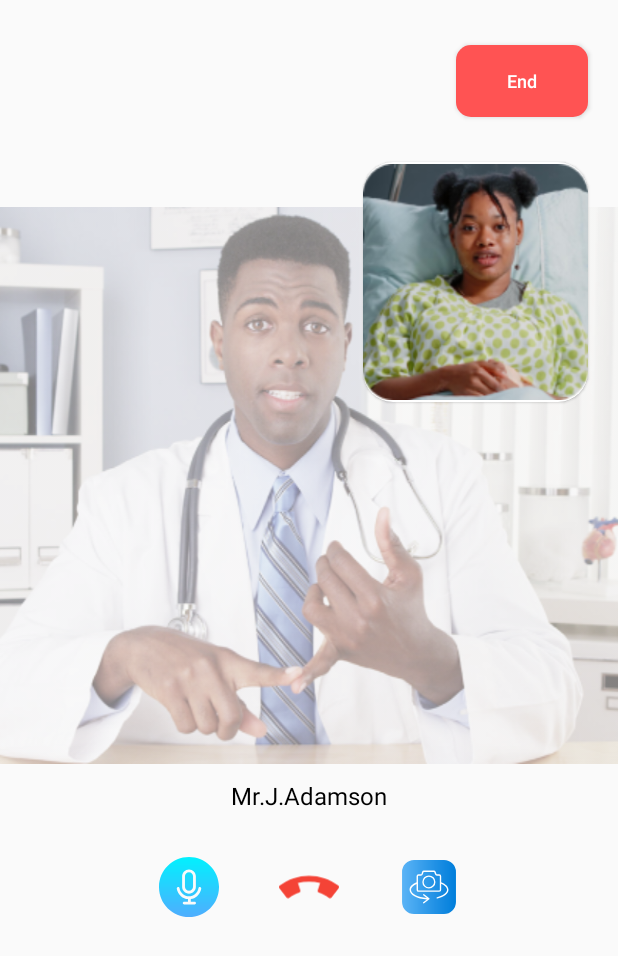
After one commit to vateythao/iCarePro_Application, an Android app: the VideoCallActivity screen opened directly, with no data from a screen before it, on a phone screen of 412 x 824 dp. The commit adds this screen. Shown: the top 956 px of the screen. Run offline under Robolectric (Android 15) with nearby library versions, the phone set to English and light mode, and no system bars; our stand-ins replace data binding.

Commit message:
Final Push for UI

```diff
--- a/app/src/main/AndroidManifest.xml
+++ b/app/src/main/AndroidManifest.xml
@@ -24,6 +24,9 @@
         android:theme="@style/Theme.ICare"
         android:usesCleartextTraffic="true"
         tools:targetApi="31">
+        <activity
+            android:name=".calls.VideoCallActivity"
+            android:exported="false" />
         <activity
             android:name=".doctor.DoctorDetailsActivity"
             android:exported="false" />
--- /dev/null
+++ b/app/src/main/java/com/vat/icare/calls/VideoCallActivity.java
@@ -0,0 +1,22 @@
+package com.vat.icare.calls;
+
+import androidx.appcompat.app.AppCompatActivity;
+import androidx.databinding.DataBindingUtil;
+
+import android.content.Context;
+import android.os.Bundle;
+
+import com.vat.icare.R;
+import com.vat.icare.databinding.ActivityVideoCallBinding;
+
+public class VideoCallActivity extends AppCompatActivity {
+    ActivityVideoCallBinding binding;
+    Context context;
+
+    @Override
+    protected void onCreate(Bundle savedInstanceState) {
+        super.onCreate(savedInstanceState);
+        binding = DataBindingUtil.setContentView(this, R.layout.activity_video_call);
+        context=this;
+    }
+}
--- a/app/src/main/java/com/vat/icare/doctor/DoctorDetailsActivity.java
+++ b/app/src/main/java/com/vat/icare/doctor/DoctorDetailsActivity.java
@@ -9,6 +9,7 @@ import androidx.appcompat.app.AppCompatActivity;
 import androidx.databinding.DataBindingUtil;
 
 import com.vat.icare.R;
+import com.vat.icare.calls.VideoCallActivity;
 import com.vat.icare.databinding.ActivityDoctorDetailsBinding;
 import com.vat.icare.medicineAlerts.AddMedicineActivity;
 
@@ -30,5 +31,13 @@ public class DoctorDetailsActivity extends AppCompatActivity {
                 startActivity(intent);
             }
         });
+
+        binding.imgVideoCall.setOnClickListener(new View.OnClickListener() {
+            @Override
+            public void onClick(View view) {
+                Intent intent=new Intent(context, VideoCallActivity.class);
+                startActivity(intent);
+            }
+        });
     }
 }
--- /dev/null
+++ b/app/src/main/res/drawable/button_red_end_call.xml
@@ -0,0 +1,21 @@
+<?xml version="1.0" encoding="utf-8"?>
+<ripple xmlns:android="http://schemas.android.com/apk/res/android"
+    android:color="@color/white">
+    <item android:id="@android:id/mask">
+        <shape android:shape="rectangle">
+            <solid android:color="@color/white" />
+            <corners android:radius="10dp" />
+        </shape>
+    </item>
+
+    <item android:id="@android:id/background">
+        <shape android:shape="rectangle">
+            <gradient
+                android:angle="90"
+                android:endColor="@color/colorRedDark"
+                android:startColor="@color/colorRedDark"
+                android:type="linear" />
+            <corners android:radius="10dp" />
+        </shape>
+    </item>
+</ripple>
--- /dev/null
+++ b/app/src/main/res/drawable/ic_phone_call_end.xml
@@ -0,0 +1,9 @@
+<vector xmlns:android="http://schemas.android.com/apk/res/android"
+    android:width="497.88dp"
+    android:height="497.88dp"
+    android:viewportWidth="497.88"
+    android:viewportHeight="497.88">
+  <path
+      android:pathData="M491.59,237.04c-70.08,-53.44 -153.98,-81.7 -242.66,-81.7S76.36,183.6 6.28,237.04c-3.36,2.56 -5.6,6.37 -6.14,10.59s0.58,8.48 3.14,11.84l58.56,76.77c2.59,3.39 6.37,5.6 10.59,6.14c4.22,0.61 8.48,-0.58 11.84,-3.14c24.7,-18.91 52.29,-33.34 81.92,-42.91c8.38,-2.72 12.99,-11.71 10.3,-20.13l-19.65,-61.09c59.55,-15.17 124.61,-15.2 184.19,0l-19.65,61.09c-2.72,8.42 1.92,17.41 10.3,20.13c29.6,9.57 57.15,24 81.92,42.91c2.82,2.11 6.21,3.3 9.73,3.3c0.7,0 1.41,-0.06 2.11,-0.16c4.22,-0.58 8.03,-2.75 10.59,-6.11l58.56,-76.8c2.56,-3.36 3.71,-7.65 3.14,-11.84C497.19,243.4 494.95,239.6 491.59,237.04z"
+      android:fillColor="#F44336"/>
+</vector>
--- /dev/null
+++ b/app/src/main/res/drawable/ic_resource_switch.xml
@@ -0,0 +1,28 @@
+<vector xmlns:android="http://schemas.android.com/apk/res/android"
+    xmlns:aapt="http://schemas.android.com/aapt"
+    android:width="512dp"
+    android:height="512dp"
+    android:viewportWidth="64"
+    android:viewportHeight="64">
+  <path
+      android:pathData="M16,3.25L48,3.25A12.75,12.75 0,0 1,60.75 16L60.75,48A12.75,12.75 0,0 1,48 60.75L16,60.75A12.75,12.75 0,0 1,3.25 48L3.25,16A12.75,12.75 0,0 1,16 3.25z">
+    <aapt:attr name="android:fillColor">
+      <gradient
+          android:startX="3.25"
+          android:startY="32"
+          android:endX="60.75"
+          android:endY="32"
+          android:type="linear">
+        <item android:offset="0" android:color="#FF5BB4F6"/>
+        <item android:offset="0.61" android:color="#FF2191E5"/>
+        <item android:offset="1" android:color="#FF007EDB"/>
+      </gradient>
+    </aapt:attr>
+  </path>
+  <path
+      android:pathData="m45,26.9v-6.45a2.08,2.08 0,0 0,-2.08 -2.08h-2.56a0.58,0.58 0,0 1,-0.55 -0.39l-0.72,-2.17a2.08,2.08 0,0 0,-2 -1.42h-10.45a2.08,2.08 0,0 0,-2 1.42l-0.64,2.19a0.58,0.58 0,0 1,-0.55 0.39h-2.63a2.08,2.08 0,0 0,-2.08 2.08v6.53c-4.76,1.94 -7.49,4.83 -7.49,8 0,5.41 8,9.73 18.5,10.28l-3.91,3a0.75,0.75 0,0 0,0.46 1.34,0.74 0.74,0 0,0 0.46,-0.16l5.58,-4.29a0.84,0.84 0,0 0,0.15 -0.18,0.18 0.18,0 0,1 0.05,-0.07 0.82,0.82 0,0 0,0.07 -0.31,0 0,0 0,0 0,0 0.73,0.73 0,0 0,-0.06 -0.3l-0.06,-0.08a0.7,0.7 0,0 0,-0.13 -0.16s0,0 0,0l-5.58,-4.3a0.75,0.75 0,0 0,-1.05 0.14,0.76 0.76,0 0,0 0.13,1l3.73,2.87c-9.32,-0.56 -16.82,-4.35 -16.82,-8.75 0,-2.36 2.22,-4.69 6,-6.36v6.43a2.08,2.08 0,0 0,2.08 2.08h22.09a2.08,2.08 0,0 0,2.06 -2.13v-6.53c3.92,1.67 6.23,4 6.23,6.46 0,3.26 -4.16,6.35 -10.6,7.88a0.75,0.75 0,0 0,0.17 1.48h0.17c7.28,-1.74 11.78,-5.34 11.78,-9.34 0,-3.24 -2.81,-6.16 -7.75,-8.1zM42.92,35.63h-22.1a0.58,0.58 0,0 1,-0.58 -0.58v-14.6a0.58,0.58 0,0 1,0.58 -0.58h2.58a2.07,2.07 0,0 0,2 -1.42l0.72,-2.16a0.58,0.58 0,0 1,0.55 -0.4h10.45a0.57,0.57 0,0 1,0.54 0.4l0.73,2.16a2.07,2.07 0,0 0,2 1.42h2.58a0.58,0.58 0,0 1,0.58 0.58v14.6a0.58,0.58 0,0 1,-0.61 0.58z"
+      android:fillColor="#fff"/>
+  <path
+      android:pathData="m31.88,19.6a7,7 0,1 0,7 7,7 7,0 0,0 -7,-7zM31.88,32.15a5.53,5.53 0,1 1,5.52 -5.52,5.53 5.53,0 0,1 -5.52,5.52z"
+      android:fillColor="#fff"/>
+</vector>
--- /dev/null
+++ b/app/src/main/res/drawable/ic_voice.xml
@@ -0,0 +1,21 @@
+<vector xmlns:android="http://schemas.android.com/apk/res/android"
+    xmlns:aapt="http://schemas.android.com/aapt"
+    android:width="512dp"
+    android:height="512dp"
+    android:viewportWidth="512"
+    android:viewportHeight="512">
+  <path
+      android:pathData="m221.43,254.09v-89.01c0,-19.06 15.51,-34.57 34.57,-34.57h0c19.06,0 34.57,15.51 34.57,34.57v89.01c0,19.06 -15.51,34.57 -34.57,34.57s-34.57,-15.51 -34.57,-34.57zM512.02,256c0,141.16 -114.85,256 -256.02,256s-256.02,-114.84 -256.02,-256c0,-141.16 114.85,-256 256.02,-256s256.02,114.84 256.02,256zM197.43,254.09c0,32.3 26.28,58.57 58.57,58.57s58.57,-26.28 58.57,-58.57v-89.01c0,-32.3 -26.28,-58.57 -58.57,-58.57s-58.57,26.28 -58.57,58.57zM350.27,256.81c-6.55,-1.03 -12.69,3.43 -13.73,9.98 -6.21,39.25 -40.83,68.84 -80.54,68.84s-74.33,-29.59 -80.54,-68.84c-1.03,-6.55 -7.18,-11.01 -13.73,-9.98 -6.55,1.03 -11.01,7.18 -9.98,13.73 3.88,24.52 16.45,47.04 35.42,63.41 16.94,14.63 37.99,23.44 60.06,25.3v22.25h-32.46c-6.63,0 -12,5.37 -12,12s5.37,12 12,12h88.92c6.63,0 12,-5.37 12,-12s-5.37,-12 -12,-12h-32.46v-23.01c19.69,-2.9 38.33,-11.35 53.6,-24.55 18.96,-16.38 31.54,-38.9 35.42,-63.41 1.04,-6.55 -3.43,-12.69 -9.98,-13.73z">
+    <aapt:attr name="android:fillColor">
+      <gradient
+          android:startX="256"
+          android:startY="0"
+          android:endX="256"
+          android:endY="512"
+          android:type="linear">
+        <item android:offset="0" android:color="#FF01F1FE"/>
+        <item android:offset="1" android:color="#FF4FADFE"/>
+      </gradient>
+    </aapt:attr>
+  </path>
+</vector>
--- /dev/null
+++ b/app/src/main/res/layout/activity_video_call.xml
@@ -0,0 +1,93 @@
+<?xml version="1.0" encoding="utf-8"?>
+<layout xmlns:android="http://schemas.android.com/apk/res/android"
+    xmlns:app="http://schemas.android.com/apk/res-auto"
+    xmlns:tools="http://schemas.android.com/tools">
+
+    <androidx.constraintlayout.widget.ConstraintLayout
+        android:layout_width="match_parent"
+        android:layout_height="match_parent"
+        tools:context=".calls.VideoCallActivity">
+
+        <Button
+            android:id="@+id/btnEndCall"
+            android:layout_width="wrap_content"
+            android:layout_height="wrap_content"
+            android:layout_marginTop="30dp"
+            android:layout_marginEnd="20dp"
+            android:background="@drawable/button_red_end_call"
+            android:padding="5dp"
+            android:text="End"
+            android:textAllCaps="false"
+            android:textColor="@color/white"
+            android:textSize="12sp"
+            app:layout_constraintRight_toRightOf="parent"
+            app:layout_constraintTop_toTopOf="parent" />
+
+        <androidx.cardview.widget.CardView
+            android:id="@+id/imageVideoCaller"
+            android:layout_width="150dp"
+            android:layout_height="160dp"
+            android:layout_marginTop="30dp"
+            android:layout_marginRight="20dp"
+            app:cardCornerRadius="20dp"
+            app:cardElevation="1dp"
+            app:cardMaxElevation="1dp"
+            app:layout_constraintRight_toRightOf="parent"
+            app:layout_constraintTop_toBottomOf="@+id/btnEndCall">
+
+            <androidx.appcompat.widget.AppCompatImageView
+                android:layout_width="match_parent"
+                android:layout_height="match_parent"
+                android:src="@drawable/girl_patent" />
+        </androidx.cardview.widget.CardView>
+
+        <androidx.appcompat.widget.AppCompatImageView
+            android:id="@+id/imgDoctorVideo"
+            android:layout_width="match_parent"
+            android:layout_height="wrap_content"
+            android:layout_marginTop="30dp"
+            android:scaleType="fitXY"
+            android:src="@drawable/doctore"
+            app:layout_constraintTop_toTopOf="@+id/imageVideoCaller" />
+
+        <TextView
+            android:id="@+id/txtDoctorNameVideoCall"
+            android:layout_width="wrap_content"
+            android:layout_height="wrap_content"
+            android:layout_marginTop="10dp"
+            android:text="Mr.J.Adamson"
+            android:textColor="@color/black"
+            android:textSize="16sp"
+            app:layout_constraintLeft_toLeftOf="parent"
+            app:layout_constraintRight_toRightOf="parent"
+            app:layout_constraintTop_toBottomOf="@+id/imgDoctorVideo" />
+
+        <LinearLayout
+            android:layout_width="match_parent"
+            android:layout_height="wrap_content"
+            android:layout_marginTop="30dp"
+            android:gravity="center"
+            android:orientation="horizontal"
+            app:layout_constraintTop_toBottomOf="@+id/txtDoctorNameVideoCall">
+
+            <ImageView
+                android:layout_width="40dp"
+                android:layout_height="40dp"
+                android:layout_marginHorizontal="20dp"
+                android:src="@drawable/ic_voice" />
+
+            <ImageView
+                android:layout_width="40dp"
+                android:layout_height="40dp"
+                android:layout_marginHorizontal="20dp"
+                android:src="@drawable/ic_phone_call_end" />
+
+            <ImageView
+                android:layout_width="40dp"
+                android:layout_height="40dp"
+                android:layout_marginHorizontal="20dp"
+                android:src="@drawable/ic_resource_switch" />
+        </LinearLayout>
+
+    </androidx.constraintlayout.widget.ConstraintLayout>
+</layout>
--- a/app/src/main/res/values/colors.xml
+++ b/app/src/main/res/values/colors.xml
@@ -25,7 +25,7 @@
     <color name="themeBlue">#00A3FF</color>
     <color name="logWarn">#fedd56</color>
     <color name="logError">#fe375f</color>
-    <color name="colorRedDark">#FF0000</color>
+    <color name="colorRedDark">#FF5353</color>
 
     <color name="stpi_default_circle_color">#b3bdc2</color>
     <color name="stpi_default_primary_color">#00b47c</color>
```
Also changed, not shown: app/src/main/res/drawable/doctore.png (added), app/src/main/res/drawable/girl_patent.png (added).
